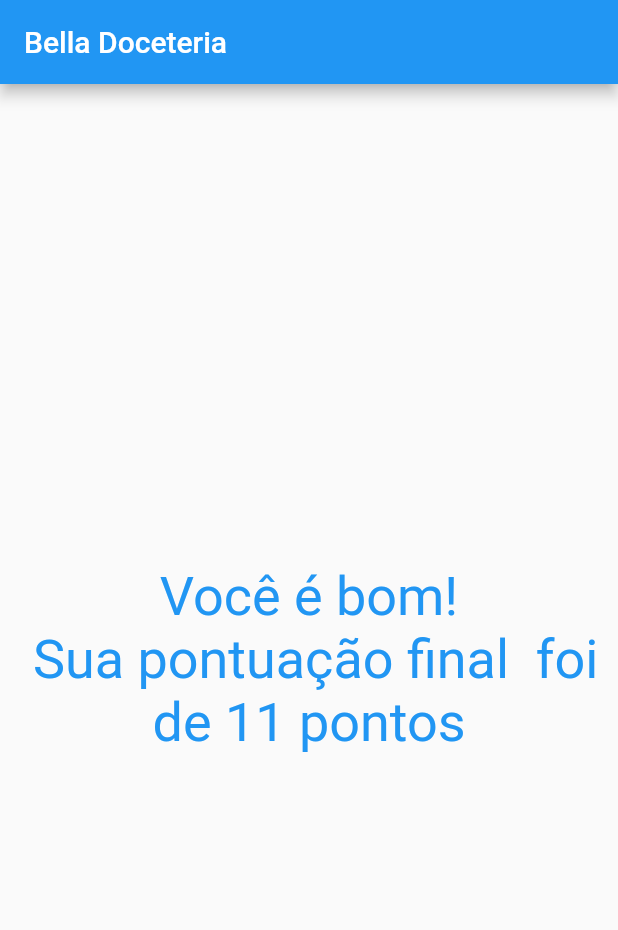
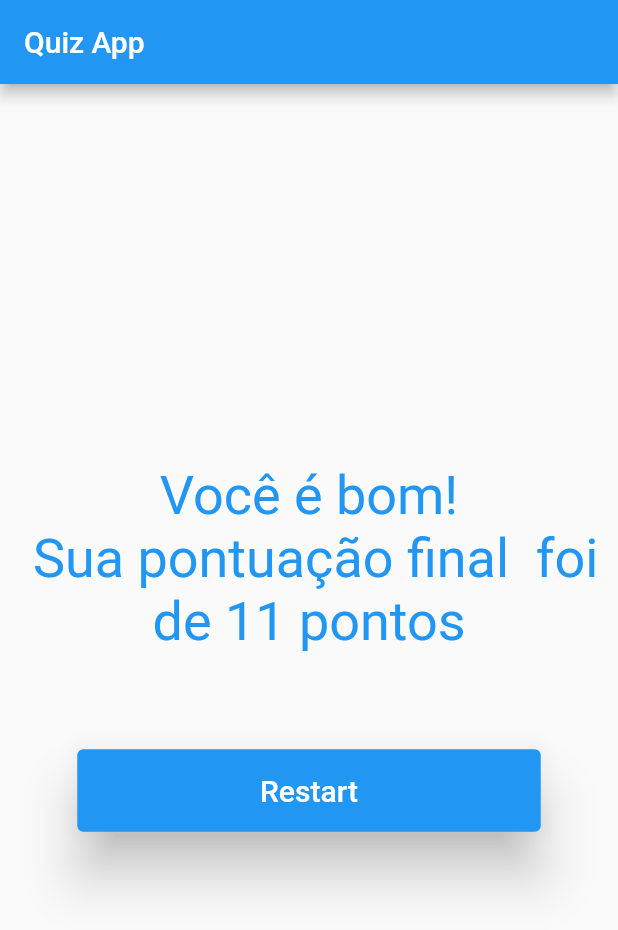
Before and after one commit to DeyvisonSLS/quiz-app, a Flutter app: the screen it shows after launch, after a tap on "Black", after a tap on "São Paulo", after a tap on "Bicycle", on a phone screen of 412 x 824 dp. Shown: the top 930 px of the screen. Run offline on Flutter 3.47's test engine with Material 2 defaults, Android fonts, the phone set to English and light mode, and no system bars.

Commit message:
Last Commit

```diff
--- a/lib/main.dart
+++ b/lib/main.dart
@@ -1,10 +1,8 @@
 import 'package:flutter/material.dart';
 import 'package:quiz_app/quiz.dart';
-import './question.dart';
-import './answer_button.dart';
 import './result.dart';
 
-main() => runApp(QuizApp());
+main() => runApp(const QuizApp());
 
 class QuizApp extends StatefulWidget {
   const QuizApp({super.key});
@@ -57,20 +55,30 @@ class _QuizAppState extends State<QuizApp> {
   }
 
   void _selectQuestion(int score) {
-    setState(() {
-      if (hasQuestions) {
+    if (hasQuestions) {
+      setState(() {
         _questionSelected++;
         _totalScore += score;
-      }
+      });
+    }
+
+    // print(_quizQuestions[_questionSelected]);
+  }
+
+  void _restartQuiz() {
+    setState(() {
+      _questionSelected = 0;
+      _totalScore = 0;
     });
   }
 
   @override
   Widget build(BuildContext context) {
     return MaterialApp(
+      debugShowCheckedModeBanner: false,
       home: Scaffold(
         appBar: AppBar(
-          title: const Text('Bella Doceteria'),
+          title: const Text('Quiz App'),
         ),
         body: hasQuestions
             ? Quiz(
@@ -80,6 +88,7 @@ class _QuizAppState extends State<QuizApp> {
               )
             : Result(
                 totalScore: _totalScore,
+                restartQuiz: _restartQuiz,
               ),
       ),
     );
--- a/lib/result.dart
+++ b/lib/result.dart
@@ -1,11 +1,15 @@
 import 'package:flutter/material.dart';
+
+import 'answer_button.dart';
 
 class Result extends StatelessWidget {
   final int totalScore;
+  final void Function() restartQuiz;
 
   const Result({
     super.key,
     required this.totalScore,
+    required this.restartQuiz,
   });
 
   String get resultText {
@@ -22,7 +26,10 @@ class Result extends StatelessWidget {
 
   @override
   Widget build(BuildContext context) {
-    return Center(
+    return Column(
+      mainAxisAlignment: MainAxisAlignment.center,
+      children: [
+        Center(
           child: Text(
             '$resultText \n Sua pontuação final  foi de $totalScore pontos',
             style: const TextStyle(
@@ -31,6 +38,12 @@ class Result extends StatelessWidget {
             ),
             textAlign: TextAlign.center,
           ),
+        ),
+        Padding(
+          padding: const EdgeInsets.only(top: 64.0),
+          child: AnswerButton('Restart', restartQuiz),
+        ),
+      ],
     );
   }
 }
```
Lines whose indentation alone changed are shown as unchanged.
